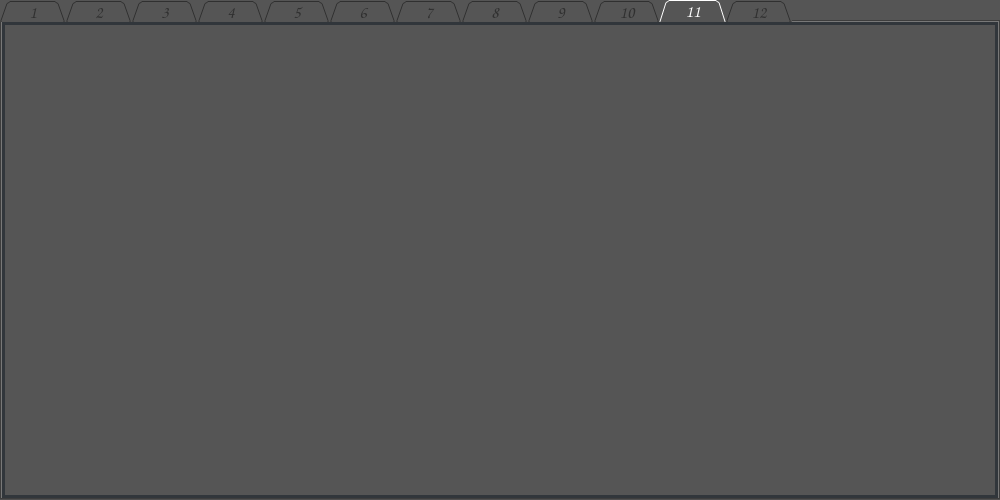
Above: app/design.ui from Kirill-j/AppBF before the change. Below: the same form after it.
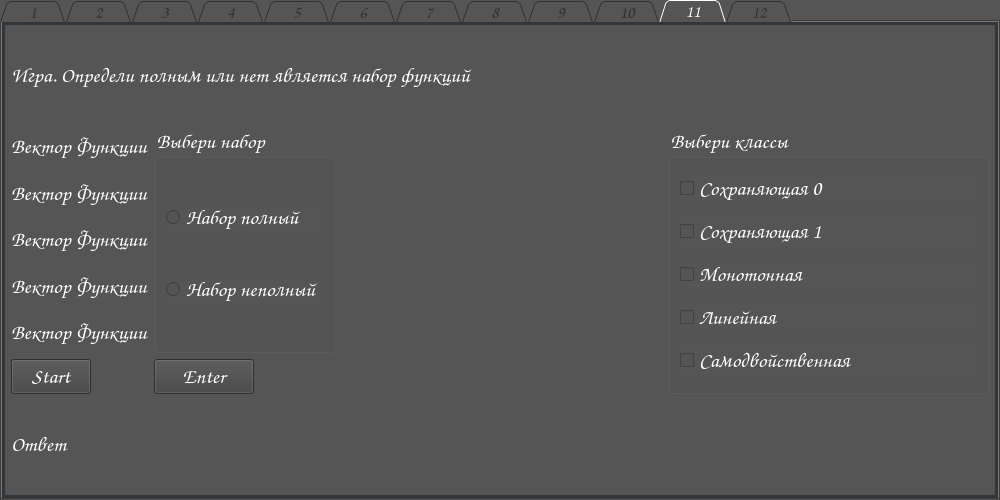
That is the form after the change. The open tabs and pages were chosen to show the change.

```diff
--- a/app/design.ui
+++ b/app/design.ui
@@ -939,6 +939,181 @@
    <attribute name="title">
     <string>11</string>
    </attribute>
+   <layout class="QVBoxLayout" name="verticalLayout_26" stretch="1,3,1">
+    <item>
+     <widget class="QLabel" name="task_11">
+      <property name="text">
+       <string>Игра. Определи полным или нет является набор функций</string>
+      </property>
+      <property name="wordWrap">
+       <bool>true</bool>
+      </property>
+     </widget>
+    </item>
+    <item>
+     <layout class="QHBoxLayout" name="horizontalLayout_13">
+      <item>
+       <layout class="QVBoxLayout" name="verticalLayout_25">
+        <item>
+         <layout class="QHBoxLayout" name="horizontalLayout_12">
+          <item>
+           <layout class="QVBoxLayout" name="verticalLayout_23">
+            <item>
+             <layout class="QVBoxLayout" name="verticalLayout_22">
+              <item>
+               <widget class="QLabel" name="label_11_func_1">
+                <property name="text">
+                 <string>Вектор Функции</string>
+                </property>
+               </widget>
+              </item>
+              <item>
+               <widget class="QLabel" name="label_11_func_2">
+                <property name="text">
+                 <string>Вектор Функции</string>
+                </property>
+               </widget>
+              </item>
+              <item>
+               <widget class="QLabel" name="label_11_func_3">
+                <property name="text">
+                 <string>Вектор Функции</string>
+                </property>
+               </widget>
+              </item>
+              <item>
+               <widget class="QLabel" name="label_11_func_4">
+                <property name="text">
+                 <string>Вектор Функции</string>
+                </property>
+               </widget>
+              </item>
+              <item>
+               <widget class="QLabel" name="label_11_func_5">
+                <property name="text">
+                 <string>Вектор Функции</string>
+                </property>
+               </widget>
+              </item>
+             </layout>
+            </item>
+            <item alignment="Qt::AlignmentFlag::AlignLeft">
+             <widget class="QPushButton" name="button_start_11">
+              <property name="text">
+               <string>Start</string>
+              </property>
+             </widget>
+            </item>
+           </layout>
+          </item>
+          <item>
+           <layout class="QVBoxLayout" name="verticalLayout_24">
+            <item>
+             <widget class="QGroupBox" name="groupBox_3">
+              <property name="title">
+               <string>Выбери набор</string>
+              </property>
+              <layout class="QVBoxLayout" name="verticalLayout_21">
+               <item>
+                <widget class="QRadioButton" name="radio_button_full">
+                 <property name="text">
+                  <string>Набор полный</string>
+                 </property>
+                </widget>
+               </item>
+               <item>
+                <widget class="QRadioButton" name="radio_button_incomplete">
+                 <property name="text">
+                  <string>Набор неполный</string>
+                 </property>
+                </widget>
+               </item>
+              </layout>
+             </widget>
+            </item>
+            <item alignment="Qt::AlignmentFlag::AlignLeft">
+             <widget class="QPushButton" name="button_enter_11">
+              <property name="minimumSize">
+               <size>
+                <width>100</width>
+                <height>0</height>
+               </size>
+              </property>
+              <property name="text">
+               <string>Enter</string>
+              </property>
+             </widget>
+            </item>
+           </layout>
+          </item>
+         </layout>
+        </item>
+       </layout>
+      </item>
+      <item>
+       <widget class="QLabel" name="label_3">
+        <property name="text">
+         <string/>
+        </property>
+       </widget>
+      </item>
+      <item>
+       <widget class="QGroupBox" name="group_box_11">
+        <property name="title">
+         <string>Выбери классы</string>
+        </property>
+        <layout class="QVBoxLayout" name="verticalLayout_20">
+         <item>
+          <widget class="QCheckBox" name="check_box_11_save_null">
+           <property name="text">
+            <string>Сохраняющая 0</string>
+           </property>
+          </widget>
+         </item>
+         <item>
+          <widget class="QCheckBox" name="check_box_11_save_one">
+           <property name="text">
+            <string>Сохраняющая 1</string>
+           </property>
+          </widget>
+         </item>
+         <item>
+          <widget class="QCheckBox" name="check_box_11_monotonous">
+           <property name="text">
+            <string>Монотонная</string>
+           </property>
+          </widget>
+         </item>
+         <item>
+          <widget class="QCheckBox" name="check_box_11_linear">
+           <property name="text">
+            <string>Линейная</string>
+           </property>
+          </widget>
+         </item>
+         <item>
+          <widget class="QCheckBox" name="check_box_11_selfdual">
+           <property name="text">
+            <string>Самодвойственная</string>
+           </property>
+          </widget>
+         </item>
+        </layout>
+       </widget>
+      </item>
+     </layout>
+    </item>
+    <item>
+     <widget class="QLabel" name="answer_11">
+      <property name="text">
+       <string>Ответ</string>
+      </property>
+      <property name="wordWrap">
+       <bool>true</bool>
+      </property>
+     </widget>
+    </item>
+   </layout>
   </widget>
   <widget class="QWidget" name="tab_12">
    <attribute name="title">
```
Left out of the diff: 4 changed lines with no effect on the pictures.
